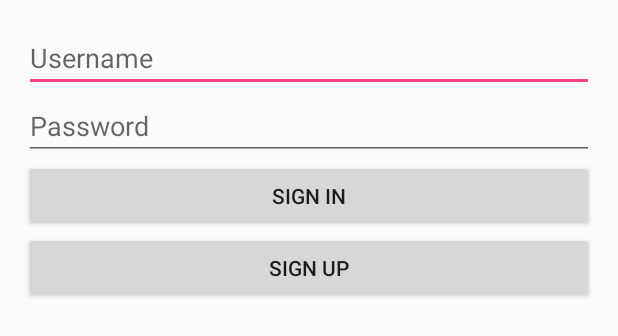
After one commit to BandUp/band-up-android, an Android app: the layout matches.xml on its own in the app's theme, with its tools: preview values and no code run, on a phone screen of 412 x 824 dp. The commit adds this screen. Shown: the top 336 px of the screen. Run offline under Robolectric (Android 15) with nearby library versions, the phone set to English and light mode, and no system bars.

Commit message:
Adding two screens

```diff
--- /dev/null
+++ b/app/src/main/res/layout/chat_window.xml
@@ -0,0 +1,11 @@
+<?xml version="1.0" encoding="utf-8"?>
+<RelativeLayout xmlns:android="http://schemas.android.com/apk/res/android"
+    xmlns:tools="http://schemas.android.com/tools"
+    android:layout_width="match_parent"
+    android:layout_height="match_parent"
+    android:paddingBottom="@dimen/activity_vertical_margin"
+    android:paddingLeft="@dimen/activity_horizontal_margin"
+    android:paddingRight="@dimen/activity_horizontal_margin"
+    android:paddingTop="@dimen/activity_vertical_margin"
+    tools:context="com.melodies.bandup.MainActivity">
+</RelativeLayout>
--- /dev/null
+++ b/app/src/main/res/layout/matches.xml
@@ -0,0 +1,49 @@
+<?xml version="1.0" encoding="utf-8"?>
+<RelativeLayout xmlns:android="http://schemas.android.com/apk/res/android"
+    xmlns:tools="http://schemas.android.com/tools"
+    android:layout_width="match_parent"
+    android:layout_height="match_parent"
+    android:paddingBottom="@dimen/activity_vertical_margin"
+    android:paddingLeft="@dimen/activity_horizontal_margin"
+    android:paddingRight="@dimen/activity_horizontal_margin"
+    android:paddingTop="@dimen/activity_vertical_margin"
+    tools:context="com.melodies.bandup.MainActivity">
+
+    <EditText
+        android:layout_width="wrap_content"
+        android:layout_height="wrap_content"
+        android:id="@+id/etUsername"
+        android:layout_alignParentTop="true"
+        android:layout_alignParentStart="true"
+        android:layout_alignParentEnd="true"
+        android:hint="Username" />
+
+    <EditText
+        android:layout_width="wrap_content"
+        android:layout_height="wrap_content"
+        android:inputType="textPassword"
+        android:ems="10"
+        android:id="@+id/etPassword"
+        android:layout_below="@+id/etUsername"
+        android:layout_alignParentStart="true"
+        android:layout_alignEnd="@+id/etUsername"
+        android:hint="Password" />
+
+    <Button
+        android:layout_width="wrap_content"
+        android:layout_height="wrap_content"
+        android:text="Sign In"
+        android:id="@+id/btnSignIn"
+        android:layout_below="@+id/etPassword"
+        android:layout_alignParentStart="true"
+        android:layout_alignEnd="@+id/etPassword" />
+
+    <Button
+        android:layout_width="wrap_content"
+        android:layout_height="wrap_content"
+        android:text="Sign Up"
+        android:id="@+id/btnSignUp"
+        android:layout_below="@+id/btnSignIn"
+        android:layout_alignParentStart="true"
+        android:layout_alignEnd="@+id/btnSignIn" />
+</RelativeLayout>
--- a/app/src/main/res/values/strings.xml
+++ b/app/src/main/res/values/strings.xml
@@ -1,3 +1,3 @@
 <resources>
-    <string name="app_name">Bandup</string>
+    <string name="app_name">BandUp</string>
 </resources>
```
